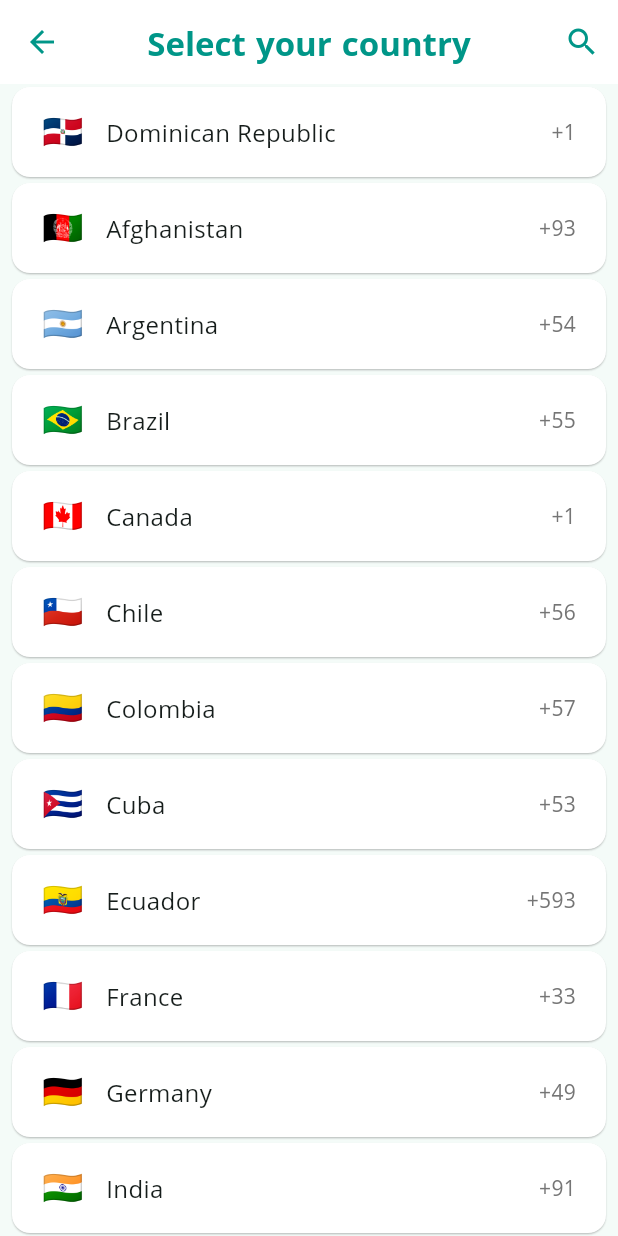
After one commit to eduardolluis/wazz_up, a Flutter app: the screen it shows after launch, after a tap on "Agree and Continue", after a tap on "🇩🇴", on a phone screen of 412 x 824 dp. The commit adds this screen. Run offline on Flutter 3.47's test engine with Material 3 defaults, Android fonts, the light colour scheme and no system bars; our stand-ins replace camera, emoji_picker_flutter, flutter_svg, socket_io_client, video_player.

Commit message:
correct asset path, add country search, show flag+code in login UI

```diff
--- /dev/null
+++ b/lib/model/country_model.dart
@@ -0,0 +1,6 @@
+class CountryModel {
+  String name;
+  String code;
+  String flag;
+  CountryModel({required this.name, required this.code, required this.flag});
+}
--- /dev/null
+++ b/lib/newScreen/country_screen.dart
@@ -0,0 +1,175 @@
+import 'package:flutter/material.dart';
+import 'package:whatzapp/model/country_model.dart';
+
+class CountryScreen extends StatefulWidget {
+  const CountryScreen({super.key, required this.setCountryData});
+  final Function setCountryData;
+
+  @override
+  State<CountryScreen> createState() => _CountryScreenState();
+}
+
+class _CountryScreenState extends State<CountryScreen> {
+  List<CountryModel> countries = [
+    CountryModel(name: "Dominican Republic", code: "+1", flag: "🇩🇴"),
+    CountryModel(name: "Afghanistan", code: "+93", flag: "🇦🇫"),
+    CountryModel(name: "Argentina", code: "+54", flag: "🇦🇷"),
+    CountryModel(name: "Brazil", code: "+55", flag: "🇧🇷"),
+    CountryModel(name: "Canada", code: "+1", flag: "🇨🇦"),
+    CountryModel(name: "Chile", code: "+56", flag: "🇨🇱"),
+    CountryModel(name: "Colombia", code: "+57", flag: "🇨🇴"),
+    CountryModel(name: "Cuba", code: "+53", flag: "🇨🇺"),
+    CountryModel(name: "Ecuador", code: "+593", flag: "🇪🇨"),
+    CountryModel(name: "France", code: "+33", flag: "🇫🇷"),
+    CountryModel(name: "Germany", code: "+49", flag: "🇩🇪"),
+    CountryModel(name: "India", code: "+91", flag: "🇮🇳"),
+    CountryModel(name: "Italy", code: "+39", flag: "🇮🇹"),
+    CountryModel(name: "Jamaica", code: "+1", flag: "🇯🇲"),
+    CountryModel(name: "Japan", code: "+81", flag: "🇯🇵"),
+    CountryModel(name: "Mexico", code: "+52", flag: "🇲🇽"),
+    CountryModel(name: "Pakistan", code: "+92", flag: "🇵🇰"),
+    CountryModel(name: "Panama", code: "+507", flag: "🇵🇦"),
+    CountryModel(name: "Peru", code: "+51", flag: "🇵🇪"),
+    CountryModel(name: "Portugal", code: "+351", flag: "🇵🇹"),
+    CountryModel(name: "South Africa", code: "+27", flag: "🇿🇦"),
+    CountryModel(name: "Spain", code: "+34", flag: "🇪🇸"),
+    CountryModel(name: "United Kingdom", code: "+44", flag: "🇬🇧"),
+    CountryModel(name: "United States", code: "+1", flag: "🇺🇸"),
+    CountryModel(name: "Venezuela", code: "+58", flag: "🇻🇪"),
+  ];
+
+  List<CountryModel> filtered = [];
+
+  TextEditingController searchCtrl = TextEditingController();
+
+  bool showSearch = false;
+
+  @override
+  void initState() {
+    super.initState();
+    filtered = countries;
+  }
+
+  @override
+  void dispose() {
+    searchCtrl.dispose();
+    super.dispose();
+  }
+
+  void filterCountries(String query) {
+    setState(() {
+      if (query.isEmpty) {
+        filtered = countries;
+      } else {
+        filtered = countries
+            .where((c) => c.name.toLowerCase().contains(query.toLowerCase()))
+            .toList();
+      }
+    });
+  }
+
+  @override
+  Widget build(BuildContext context) {
+    return Scaffold(
+      appBar: AppBar(
+        backgroundColor: Colors.white,
+        elevation: 0,
+        leading: InkWell(
+          onTap: () => Navigator.pop(context),
+          child: Icon(Icons.arrow_back, color: Colors.teal),
+        ),
+        title: showSearch
+            ? TextField(
+                controller: searchCtrl,
+                autofocus: true,
+                onChanged: filterCountries,
+                decoration: InputDecoration(
+                  hintText: "Search country...",
+                  hintStyle: TextStyle(color: Colors.grey),
+                  border: InputBorder.none,
+                ),
+                style: TextStyle(color: Colors.black, fontSize: 16),
+              )
+            : Text(
+                "Select your country",
+                style: TextStyle(
+                  color: Colors.teal,
+                  fontWeight: FontWeight.w700,
+                  wordSpacing: 1,
+                ),
+              ),
+        centerTitle: !showSearch,
+        actions: [
+          IconButton(
+            onPressed: () {
+              setState(() {
+                showSearch = !showSearch;
+                if (!showSearch) {
+                  searchCtrl.clear();
+                  filtered = countries;
+                }
+              });
+            },
+            icon: Icon(
+              showSearch ? Icons.close : Icons.search,
+              color: Colors.teal,
+            ),
+          ),
+        ],
+      ),
+      body: filtered.isEmpty
+          ? Center(
+              child: Column(
+                mainAxisAlignment: MainAxisAlignment.center,
+                children: [
+                  Icon(Icons.search_off, size: 60, color: Colors.grey[400]),
+                  SizedBox(height: 10),
+                  Text(
+                    "No countries found",
+                    style: TextStyle(color: Colors.grey[500], fontSize: 16),
+                  ),
+                ],
+              ),
+            )
+          : ListView.builder(
+              itemCount: filtered.length,
+              itemBuilder: (BuildContext context, int index) =>
+                  card(filtered[index]),
+            ),
+    );
+  }
+
+  Widget card(CountryModel country) {
+    return InkWell(
+      onTap: () {
+        widget.setCountryData(country);
+      },
+      child: Card(
+        color: Colors.white,
+        margin: EdgeInsets.symmetric(horizontal: 8, vertical: 2),
+        elevation: 0.5,
+        child: Container(
+          height: 60,
+          padding: EdgeInsets.symmetric(horizontal: 20, vertical: 5),
+          child: Row(
+            children: [
+              Text(country.flag, style: TextStyle(fontSize: 22)),
+              SizedBox(width: 15),
+              Expanded(
+                child: Text(
+                  country.name,
+                  style: TextStyle(fontSize: 16),
+                  overflow: TextOverflow.ellipsis,
+                ),
+              ),
+              Text(
+                country.code,
+                style: TextStyle(fontSize: 14, color: Colors.grey[600]),
+              ),
+            ],
+          ),
+        ),
+      ),
+    );
+  }
+}
--- a/lib/newScreen/firstTime_screen.dart
+++ /dev/null
@@ -1,15 +0,0 @@
-import 'package:flutter/material.dart';
-
-class LoginPage extends StatefulWidget {
-  const LoginPage({super.key});
-
-  @override
-  State<LoginPage> createState() => _LoginPageState();
-}
-
-class _LoginPageState extends State<LoginPage> {
-  @override
-  Widget build(BuildContext context) {
-    return Scaffold();
-  }
-}
--- a/lib/newScreen/landing_screen.dart
+++ b/lib/newScreen/landing_screen.dart
@@ -1,14 +1,19 @@
 import 'package:flutter/material.dart';
+import 'package:whatzapp/newScreen/login_screen.dart';
 
 class LandingScreen extends StatelessWidget {
   const LandingScreen({super.key});
 
   @override
   Widget build(BuildContext context) {
+    final height = MediaQuery.of(context).size.height;
+    final width = MediaQuery.of(context).size.width;
+
     return Scaffold(
+      backgroundColor: Colors.white,
       body: SizedBox(
-        height: MediaQuery.of(context).size.height,
-        width: MediaQuery.of(context).size.width,
+        height: height,
+        width: width,
         child: SafeArea(
           child: Column(
             children: [
@@ -21,14 +26,13 @@ class LandingScreen extends StatelessWidget {
                   fontWeight: FontWeight.bold,
                 ),
               ),
-              SizedBox(height: MediaQuery.of(context).size.height / 8),
+              SizedBox(height: height / 8),
               Image.asset(
                 'assets/bg.png',
                 color: Colors.greenAccent[700],
-                height: 340,
                 width: 340,
               ),
-              SizedBox(height: MediaQuery.of(context).size.height / 9),
+              SizedBox(height: height / 9),
               Padding(
                 padding: const EdgeInsets.symmetric(horizontal: 20),
                 child: RichText(
@@ -41,7 +45,7 @@ class LandingScreen extends StatelessWidget {
                         style: TextStyle(color: Colors.grey[700]),
                       ),
                       TextSpan(
-                        text: "Whatzapp Terms of Service and Privacy Policy",
+                        text: "WhatZapp Terms of Service and Privacy Policy",
                         style: TextStyle(color: Colors.cyan),
                       ),
                     ],
@@ -50,13 +54,23 @@ class LandingScreen extends StatelessWidget {
               ),
               SizedBox(height: 20),
               InkWell(
-                onTap: () {},
+                borderRadius: BorderRadius.circular(8),
+                onTap: () {
+                  Navigator.pushAndRemoveUntil(
+                    context,
+                    MaterialPageRoute(builder: (context) => LoginPage()),
+                    (route) => false,
+                  );
+                },
                 child: SizedBox(
-                  width: MediaQuery.of(context).size.width - 110,
+                  width: width - 110,
                   height: 50,
                   child: Card(
                     margin: EdgeInsets.all(0),
                     elevation: 8,
+                    shape: RoundedRectangleBorder(
+                      borderRadius: BorderRadius.circular(8),
+                    ),
                     color: Colors.greenAccent[700],
                     child: Center(
                       child: Text(
--- /dev/null
+++ b/lib/newScreen/login_screen.dart
@@ -0,0 +1,179 @@
+import 'package:flutter/material.dart';
+import 'package:whatzapp/model/country_model.dart';
+import 'package:whatzapp/newScreen/country_screen.dart';
+
+class LoginPage extends StatefulWidget {
+  const LoginPage({super.key});
+
+  @override
+  State<LoginPage> createState() => _LoginPageState();
+}
+
+class _LoginPageState extends State<LoginPage> {
+  String countryName = "Dominican Republic";
+  String countryCode = "+1";
+  String countryFlag = "🇩🇴";
+
+  final TextEditingController phoneCtrl = TextEditingController();
+
+  @override
+  void dispose() {
+    phoneCtrl.dispose();
+    super.dispose();
+  }
+
+  void setCountryData(CountryModel countryModel) {
+    setState(() {
+      countryName = countryModel.name;
+      countryCode = countryModel.code;
+      countryFlag = countryModel.flag;
+    });
+    Navigator.pop(context);
+  }
+
+  @override
+  Widget build(BuildContext context) {
+    final width = MediaQuery.of(context).size.width;
+
+    return Scaffold(
+      backgroundColor: Colors.white,
+      appBar: AppBar(
+        backgroundColor: Colors.white,
+        elevation: 0,
+        title: Text(
+          "Enter your phone number",
+          style: TextStyle(
+            color: Colors.teal,
+            fontWeight: FontWeight.w700,
+            wordSpacing: 1,
+          ),
+        ),
+        centerTitle: true,
+        actions: [Icon(Icons.more_vert, color: Colors.black)],
+      ),
+      body: Padding(
+        padding: const EdgeInsets.symmetric(horizontal: 30),
+        child: Column(
+          children: [
+            SizedBox(height: 10),
+            Text(
+              "WhatZapp will need to verify your phone number.",
+              textAlign: TextAlign.center,
+              style: TextStyle(fontSize: 13.5, color: Colors.grey[700]),
+            ),
+            SizedBox(height: 5),
+            Text(
+              "What's my number?",
+              style: TextStyle(color: Colors.cyan, fontSize: 12.8),
+            ),
+            SizedBox(height: 20),
+
+            countryCard(context),
+
+            SizedBox(height: 15),
+
+            Row(
+              children: [
+                Container(
+                  padding: EdgeInsets.symmetric(horizontal: 10, vertical: 12),
+                  decoration: BoxDecoration(
+                    border: Border(
+                      bottom: BorderSide(color: Colors.teal, width: 1.8),
+                    ),
+                  ),
+                  child: Text(
+                    countryCode,
+                    style: TextStyle(fontSize: 16, fontWeight: FontWeight.w500),
+                  ),
+                ),
+                SizedBox(width: 10),
+                Expanded(
+                  child: TextField(
+                    controller: phoneCtrl,
+                    keyboardType: TextInputType.phone,
+                    decoration: InputDecoration(
+                      hintText: "Phone number",
+                      hintStyle: TextStyle(color: Colors.grey[400]),
+                      enabledBorder: UnderlineInputBorder(
+                        borderSide: BorderSide(color: Colors.teal, width: 1.8),
+                      ),
+                      focusedBorder: UnderlineInputBorder(
+                        borderSide: BorderSide(color: Colors.teal, width: 2),
+                      ),
+                    ),
+                  ),
+                ),
+              ],
+            ),
+
+            SizedBox(height: 40),
+
+            SizedBox(
+              width: width / 2.5,
+              height: 42,
+              child: ElevatedButton(
+                style: ElevatedButton.styleFrom(
+                  backgroundColor: Colors.greenAccent[700],
+                  shape: RoundedRectangleBorder(
+                    borderRadius: BorderRadius.circular(6),
+                  ),
+                  elevation: 4,
+                ),
+                onPressed: () {
+                  if (phoneCtrl.text.trim().isEmpty) {
+                    ScaffoldMessenger.of(context).showSnackBar(
+                      SnackBar(content: Text("Please enter your phone number")),
+                    );
+                    return;
+                  }
+                },
+                child: Text(
+                  "Next",
+                  style: TextStyle(
+                    color: Colors.white,
+                    fontSize: 16,
+                    fontWeight: FontWeight.w600,
+                  ),
+                ),
+              ),
+            ),
+          ],
+        ),
+      ),
+    );
+  }
+
+  Widget countryCard(BuildContext context) {
+    return InkWell(
+      onTap: () {
+        Navigator.push(
+          context,
+          MaterialPageRoute(
+            builder: (context) => CountryScreen(setCountryData: setCountryData),
+          ),
+        );
+      },
+      child: Container(
+        width: MediaQuery.of(context).size.width / 1.5,
+        padding: EdgeInsets.symmetric(vertical: 8),
+        decoration: BoxDecoration(
+          border: Border(bottom: BorderSide(color: Colors.teal, width: 1.8)),
+        ),
+        child: Row(
+          children: [
+            Text(countryFlag, style: TextStyle(fontSize: 18)),
+            SizedBox(width: 8),
+            Expanded(
+              child: Text(
+                countryName,
+                style: TextStyle(fontSize: 16, fontWeight: FontWeight.w500),
+                overflow: TextOverflow.ellipsis,
+              ),
+            ),
+            Icon(Icons.arrow_drop_down, color: Colors.grey[700]),
+          ],
+        ),
+      ),
+    );
+  }
+}
--- a/pubspec.yaml
+++ b/pubspec.yaml
@@ -68,8 +68,6 @@ flutter:
   # To add assets to your application, add an assets section, like this:
   assets:
     - assets/
-    - assets/groups.svg
-    - assets/person.svg
 
   # An image asset can refer to one or more resolution-specific "variants", see
   # https://flutter.dev/to/resolution-aware-images
```
Also changed, not shown: assets/welcome_bg.png (added).
